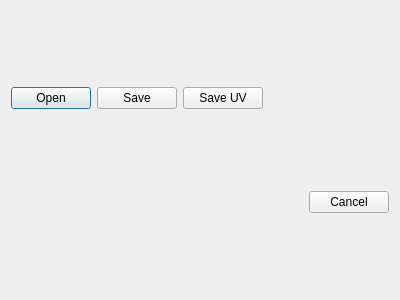
Above: src/TextureDialog.ui from Ovilia/April before the change. Below: the same form after it.
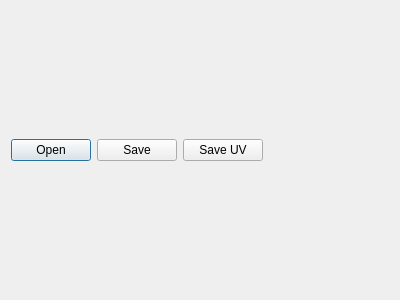
That is the form after the change.

Commit message: Texture again

Patch:
```diff
--- a/src/TextureDialog.ui
+++ b/src/TextureDialog.ui
@@ -66,41 +66,6 @@
    <item>
     <layout class="QHBoxLayout" name="glLayout"/>
    </item>
-   <item>
-    <widget class="QWidget" name="widget_2" native="true">
-     <property name="sizePolicy">
-      <sizepolicy hsizetype="Preferred" vsizetype="Maximum">
-       <horstretch>0</horstretch>
-       <verstretch>0</verstretch>
-      </sizepolicy>
-     </property>
-     <layout class="QHBoxLayout" name="horizontalLayout">
-      <property name="margin">
-       <number>0</number>
-      </property>
-      <item>
-       <spacer name="horizontalSpacer">
-        <property name="orientation">
-         <enum>Qt::Horizontal</enum>
-        </property>
-        <property name="sizeHint" stdset="0">
-         <size>
-          <width>40</width>
-          <height>20</height>
-         </size>
-        </property>
-       </spacer>
-      </item>
-      <item>
-       <widget class="QPushButton" name="pushButton">
-        <property name="text">
-         <string>Cancel</string>
-        </property>
-       </widget>
-      </item>
-     </layout>
-    </widget>
-   </item>
   </layout>
  </widget>
  <resources/>
```
The commit also changes 10 other files.
